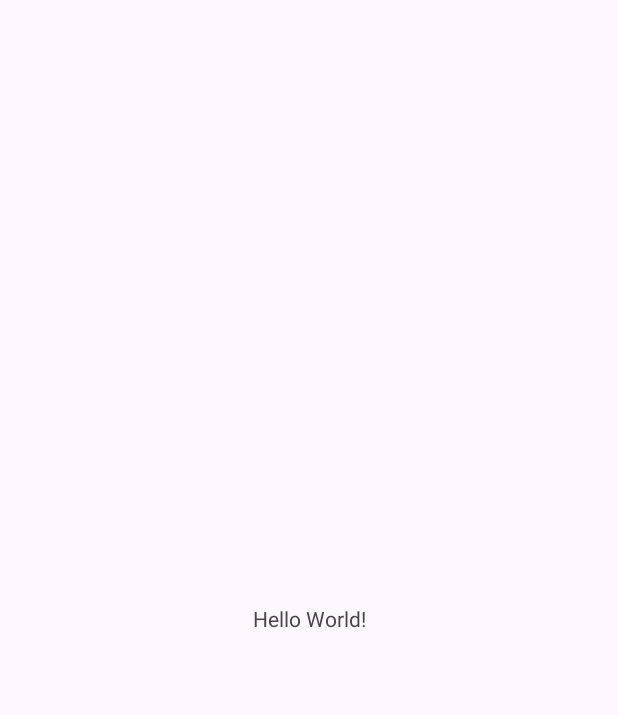
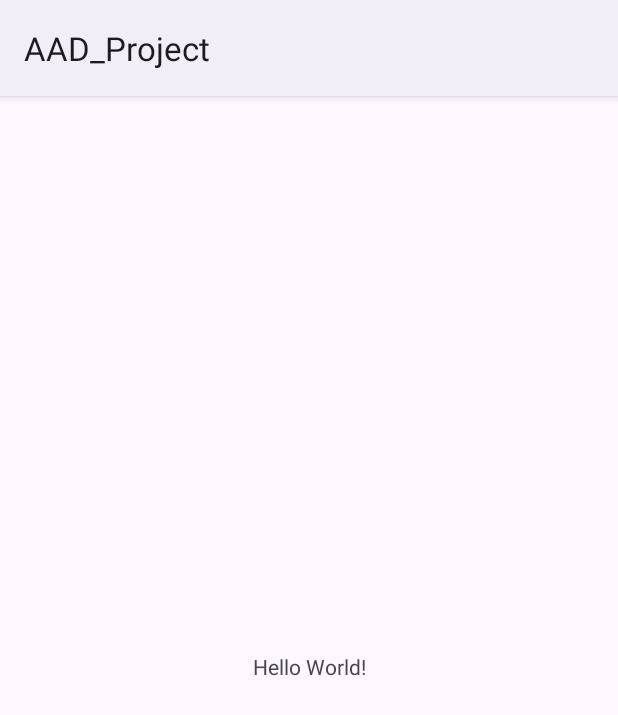
Before and after one commit to Rakesh-Kumar-Talam/AAD_Project, an Android app: the screen it shows after launch (MainActivity), on a phone screen of 412 x 824 dp. Before the commit the part shown is almost empty. Shown: the top 715 px of the screen. Run offline under Robolectric (Android 15) with nearby library versions, the phone set to English and light mode, and no system bars.

```diff
--- a/app/src/main/res/values/themes.xml
+++ b/app/src/main/res/values/themes.xml
@@ -1,6 +1,6 @@
 <resources xmlns:tools="http://schemas.android.com/tools">
     <!-- Base application theme. -->
-    <style name="Base.Theme.AAD_Project" parent="Theme.Material3.DayNight.NoActionBar">
+    <style name="Base.Theme.AAD_Project" parent="Theme.Material3.DayNight">
         <!-- Customize your light theme here. -->
         <!-- <item name="colorPrimary">@color/my_light_primary</item> -->
     </style>
```
